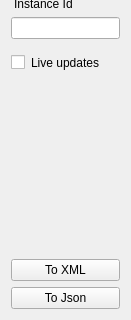
First picture: the form in src/util/sate/src/operationswidget.ui, repository SafirSDK/safir-sdk-core, before the edit; both pictures show x 0 to 131 and y 316 to 636 of the 131 by 636 pixel window.
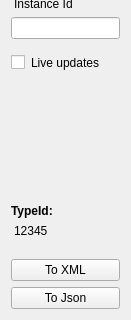
Second picture: the form after the edit.

Commit message: Fixed bug #519 - register handler other than defaultHandler. Fixed setNull button that did not work. Added copyable typeId to ObjEdit view.

Diff of the .ui file:
```diff
--- a/src/util/sate/src/operationswidget.ui
+++ b/src/util/sate/src/operationswidget.ui
@@ -117,11 +117,40 @@
      <property name="sizeHint" stdset="0">
       <size>
        <width>20</width>
-       <height>219</height>
+       <height>40</height>
       </size>
      </property>
     </spacer>
    </item>
+   <item>
+    <widget class="QLabel" name="label">
+     <property name="font">
+      <font>
+       <bold>true</bold>
+      </font>
+     </property>
+     <property name="text">
+      <string>TypeId:</string>
+     </property>
+    </widget>
+   </item>
+   <item>
+    <widget class="QLabel" name="typeIdLabel">
+     <property name="styleSheet">
+      <string notr="true">font-size: 12px;
+ margin-bottom:15px;</string>
+     </property>
+     <property name="frameShape">
+      <enum>QFrame::NoFrame</enum>
+     </property>
+     <property name="text">
+      <string>12345</string>
+     </property>
+     <property name="textInteractionFlags">
+      <set>Qt::LinksAccessibleByMouse|Qt::TextSelectableByKeyboard|Qt::TextSelectableByMouse</set>
+     </property>
+    </widget>
+   </item>
    <item>
     <widget class="QPushButton" name="toXmlBtn">
      <property name="text">
```
The commit also changes 7 other files.
